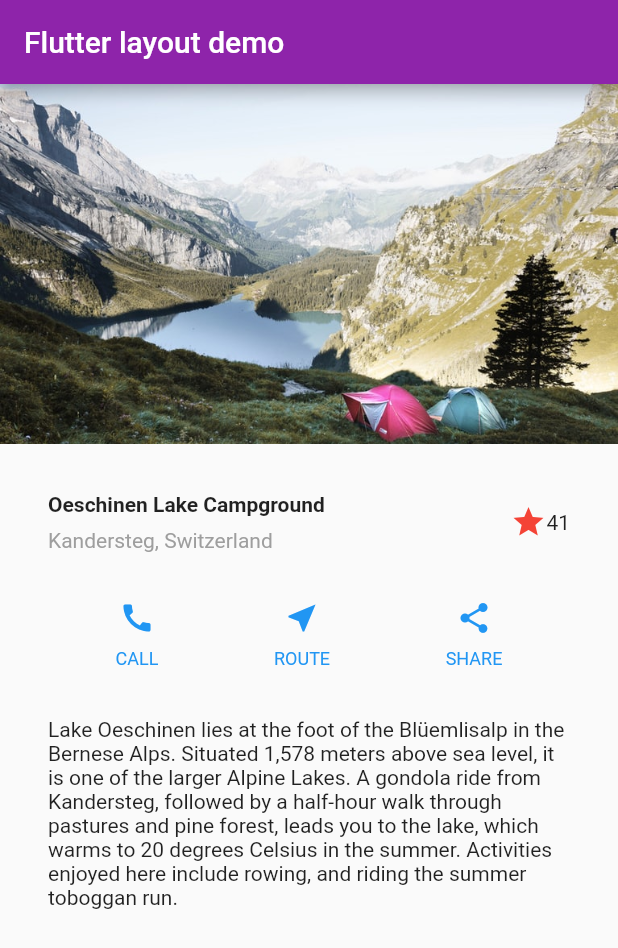
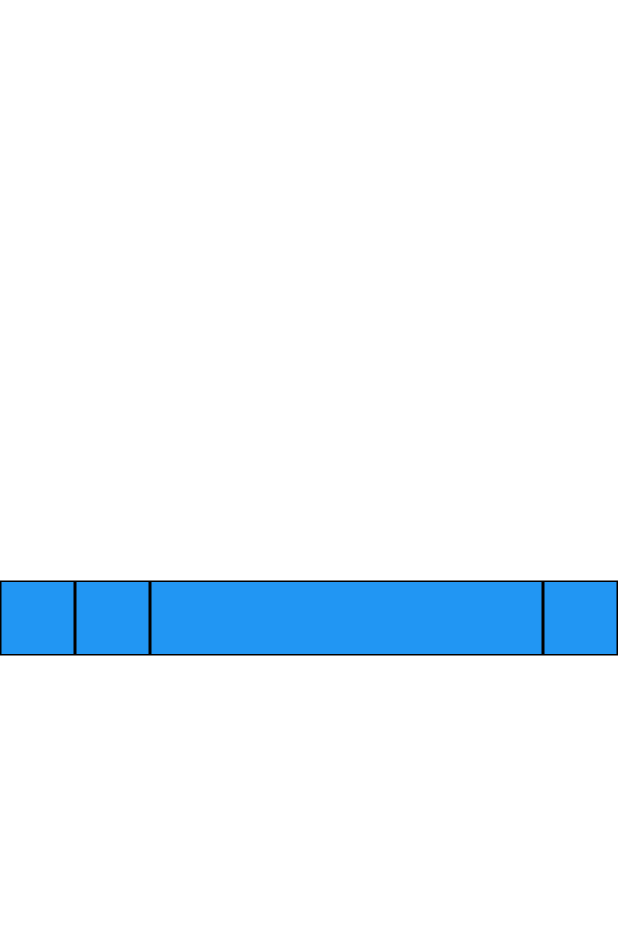
Before and after one commit to dabuzida/fluttermon, a Flutter app: the screen it shows after launch, on a phone screen of 412 x 824 dp. Shown: the top 948 px of the screen. Run offline on Flutter 3.47's test engine with Material 2 defaults, Android fonts, the phone set to English and light mode, and no system bars.

Commit message:
flutter 공식문서 introduction to widgets

```diff
--- a/lib/main.dart
+++ b/lib/main.dart
@@ -1,156 +1,53 @@
+// sampels & tutorials > codelabs > Designing a Flutter UI > Basic Flutter layout concepts
+// main_docs_layout2
+
 import 'package:flutter/material.dart';
 
-void main() {
-  runApp(MyApp());
-}
+void main() => runApp(MyApp());
 
 class MyApp extends StatelessWidget {
   MyApp({Key? key}) : super(key: key);
-
   @override
   Widget build(BuildContext context) {
+    return MaterialApp(
+        home:
 
-    Widget titleSection = Container(
-      padding: const EdgeInsets.all(32),
-      child: Row(
-        children: [
-          Expanded(
-            /*1*/
-            child: Column(
-              crossAxisAlignment: CrossAxisAlignment.start,
-              children: [
-                /*2*/
-                Container(
-                  padding: const EdgeInsets.only(bottom: 8),
-                  child: const Text(
-                    'Oeschinen Lake Campground',
-                    style: TextStyle(
-                      fontWeight: FontWeight.bold,
-                    ),
-                  ),
-                ),
-                Text(
-                  'Kandersteg, Switzerland',
-                  style: TextStyle(
-                    color: Colors.grey[500],
-                  ),
-                ),
-              ],
-            ),
-          ),
-          /*3*/
-          Icon(
-            Icons.star,
-            color: Colors.red[500],
-          ),
-          const Text('41'),
-        ],
+            // Container(
+            //     decoration: BoxDecoration(
+            //       border: Border.all(
+            //         color: Colors.lightGreen,
+            //         width: 8,
+            //       ),
+            //       borderRadius: BorderRadius.circular(12),
+            //     ),
+            //     child:
+
+            Row(
+      mainAxisAlignment: MainAxisAlignment.spaceBetween,
+      children: [
+        BlueBox(),
+        BlueBox(),
+        Expanded(
+          child: BlueBox(),
+        ),
+        BlueBox(),
+      ],
+    ));
+
+    // ));
+  }
+}
+
+class BlueBox extends StatelessWidget {
+  @override
+  Widget build(BuildContext context) {
+    return Container(
+      width: 50,
+      height: 50,
+      decoration: BoxDecoration(
+        color: Colors.blue,
+        border: Border.all(),
       ),
     );
-
-
-    Color color = Theme.of(context).primaryColor;
-
-    Widget buttonSection = Row(
-      mainAxisAlignment: MainAxisAlignment.spaceEvenly,
-      crossAxisAlignment: CrossAxisAlignment.center,
-      children: [
-        _buildButtonColumn(color, Icons.call, 'CALL'),
-        _buildButtonColumn(color, Icons.near_me, 'ROUTE'),
-        _buildButtonColumn(color, Icons.share, 'SHARE'),
-      ],
-    );
-
-    Widget textSection = const Padding(
-      padding: EdgeInsets.all(32),
-      child: Text(
-        'Lake Oeschinen lies at the foot of the Blüemlisalp in the Bernese '
-        'Alps. Situated 1,578 meters above sea level, it is one of the '
-        'larger Alpine Lakes. A gondola ride from Kandersteg, followed by a '
-        'half-hour walk through pastures and pine forest, leads you to the '
-        'lake, which warms to 20 degrees Celsius in the summer. Activities '
-        'enjoyed here include rowing, and riding the summer toboggan run.',
-        softWrap: true,
-      ),
-    );
-
-    return MaterialApp(
-        // debugShowCheckedModeBanner: false,
-        title: 'Flutter layout demo',
-        home: Scaffold(
-          appBar: AppBar(
-            title: const Text('Flutter layout demo'),
-            backgroundColor: Colors.purple[600],
-          ),
-          body: ListView(
-            children: [
-              Image.asset(
-                'images/lake.jpg',
-                width: 600,
-                height: 240,
-                fit: BoxFit.cover,
-              ),
-              titleSection,
-              buttonSection,
-              textSection],
-          ),
-        ));
   }
-
-  Column _buildButtonColumn(Color color, IconData icon, String label) {
-    return Column(
-      mainAxisSize: MainAxisSize.min,
-      mainAxisAlignment: MainAxisAlignment.center,
-      children: [
-        Icon(icon, color: color),
-        Container(
-          margin: const EdgeInsets.only(top: 8),
-          child: Text(
-            label,
-            style: TextStyle(
-              fontSize: 12,
-              fontWeight: FontWeight.w400,
-              color: color,
-            ),
-          ),
-        ),
-      ],
-    );
-  }
-
-
 }
-
-
-
-
-
-
-
-
-
-
-/* class MainPage extends StatelessWidget {
-  const MainPage({Key? key}) : super(key: key);
-  @override
-  Widget build(BuildContext context) {
-    return Scaffold(
-      appBar: AppBar(
-        title: Text('Main Page'),
-        centerTitle: true,
-        backgroundColor: Colors.redAccent,
-        elevation: 0,
-      ),
-      body: Center(
-          //  Padding(
-          //     padding: EdgeInsets.fromLTRB(50, 100, 0, 0),
-          child: Column(
-        mainAxisAlignment: MainAxisAlignment.center,
-        children: <Widget>[
-          Text("C"),
-          Text("PYTHON")
-        ],
-      )),
-    );
-  }
-} */
```
Also changed, not shown: mains/main_docs_layout1.dart (added, +146 -0 lines).
